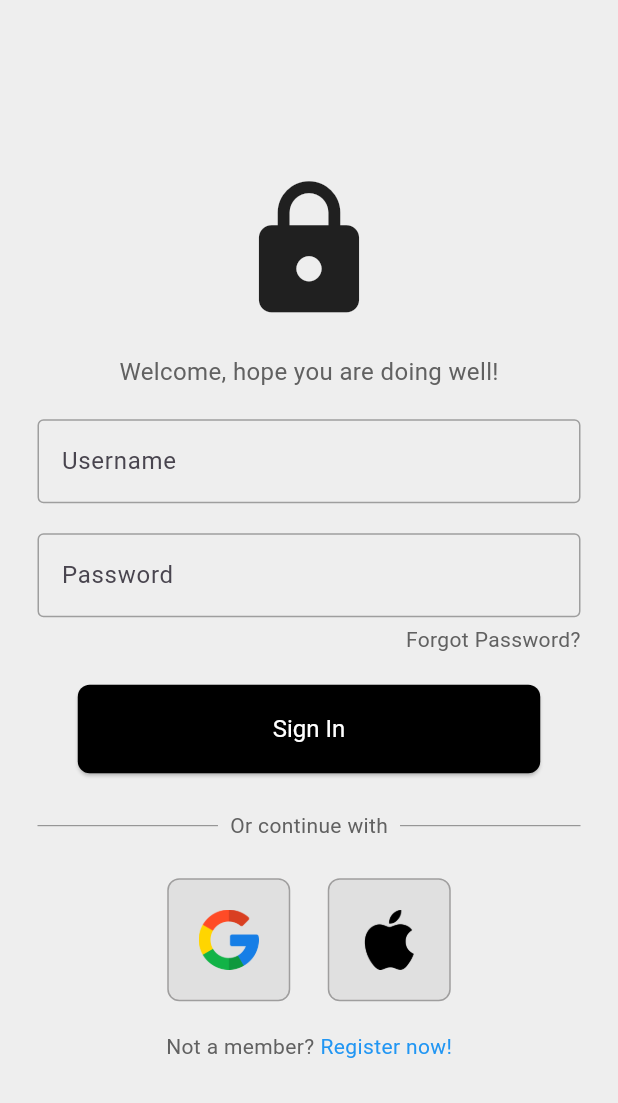
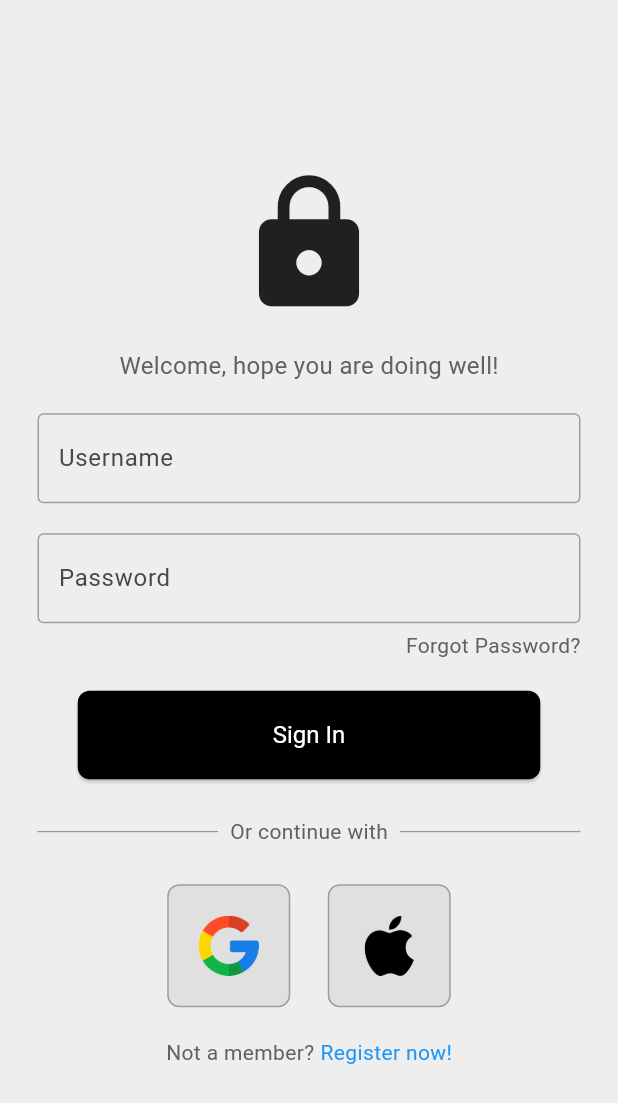
Before and after one commit to LuckyVishwa1104/Farm-Mitra, a Flutter app: the screen it shows after launch, on a phone screen of 412 x 824 dp. Shown: the top 1103 px of the screen. Run offline on Flutter 3.47's test engine with Material 3 defaults, Android fonts, the light colour scheme and no system bars.

```diff
--- a/lib/components/input_text.dart
+++ b/lib/components/input_text.dart
@@ -12,7 +12,7 @@ class InputTextField extends StatelessWidget {
   @override
   Widget build(BuildContext context) {
     return Padding(
-      padding: const EdgeInsets.symmetric(horizontal: 25.0),
+      padding: const EdgeInsets.symmetric(horizontal: 25.0,),
       child: TextField(
         obscureText: obscureText,
         decoration: InputDecoration(
@@ -23,6 +23,8 @@ class InputTextField extends StatelessWidget {
           fillColor: Colors.grey.shade200,
           filled: true,
           hintText: hintText,
+          contentPadding: EdgeInsets.symmetric(vertical: 18,horizontal: 10)
+
         ),
       ),
     );
--- a/lib/components/my_button.dart
+++ b/lib/components/my_button.dart
@@ -20,6 +20,8 @@ class MyButton extends StatelessWidget {
                 borderRadius: BorderRadius.circular(8),
                  // Rounded corners
               ),
+            ).copyWith(
+              overlayColor: MaterialStateProperty.all(Colors.transparent)
             ),
             child: Text(buttonText),
     );
```
